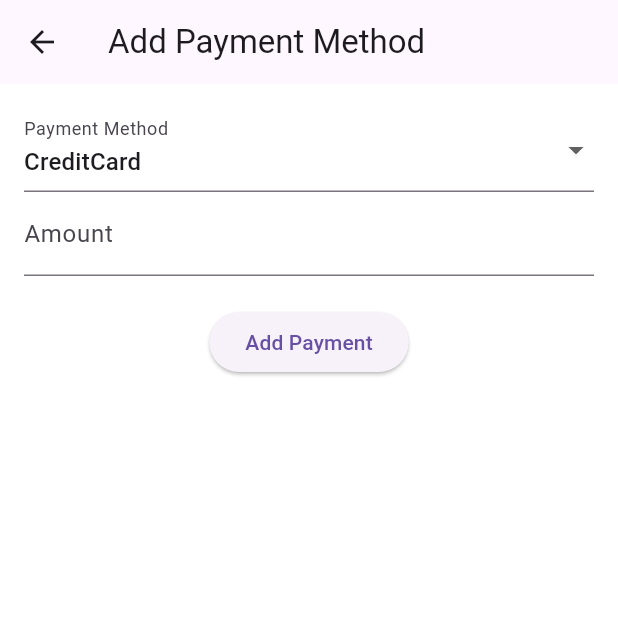
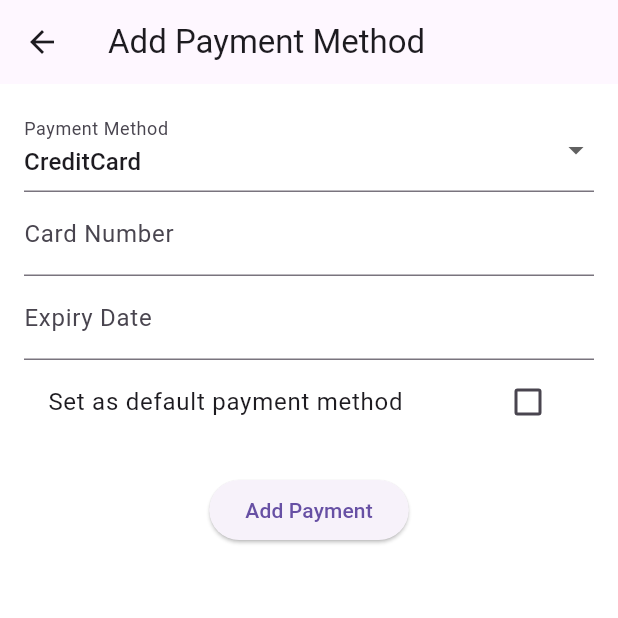
Before and after one commit to Greeksouvlaki/faketaxi, a Flutter app: the AddPaymentMethodPage screen opened directly with empty values, on a phone screen of 412 x 824 dp, the top half of it. Run offline on Flutter 3.47's test engine with Material 3 defaults, Android fonts, the phone set to English and light mode, and no system bars; our stand-ins replace flutter_map, latlong2, lottie.

Commit message:
Working on Payments Page

```diff
--- a/lib/pages/AddPaymentMethodPage.dart
+++ b/lib/pages/AddPaymentMethodPage.dart
@@ -1,7 +1,5 @@
 import 'package:flutter/material.dart';
 import 'package:driveby/services/api_service.dart';
-import 'package:driveby/models/users.dart';
-import 'package:driveby/pages/EditProfilePage.dart';
 
 class AddPaymentMethodPage extends StatefulWidget {
   final int userId;
@@ -14,8 +12,11 @@ class AddPaymentMethodPage extends StatefulWidget {
 
 class _AddPaymentMethodPageState extends State<AddPaymentMethodPage> {
   final _formKey = GlobalKey<FormState>();
-  String _selectedMethod = 'CreditCard';  // Default selection
-  String _amount = '';
+  int _selectedMethodId = 1; // Change to int for paymentMethodId
+  String? _cardNumber;
+  String? _expiryDate;
+  String? _walletProvider;
+  bool _isDefault = false;
 
   @override
   Widget build(BuildContext context) {
@@ -29,29 +30,52 @@ class _AddPaymentMethodPageState extends State<AddPaymentMethodPage> {
           key: _formKey,
           child: Column(
             children: [
-              DropdownButtonFormField<String>(
-                value: _selectedMethod,
-                items: ['CreditCard', 'DigitalWallet', 'Cash']
-                    .map((String method) {
-                  return DropdownMenuItem<String>(
-                    value: method,
-                    child: Text(method),
-                  );
-                }).toList(),
-                onChanged: (String? newValue) {
+              DropdownButtonFormField<int>(
+                value: _selectedMethodId,  // This should be an int
+                items: [
+                  DropdownMenuItem(value: 1, child: Text('CreditCard')),
+                  DropdownMenuItem(value: 2, child: Text('DigitalWallet')),
+                  DropdownMenuItem(value: 3, child: Text('Cash')),
+                ],
+                onChanged: (int? newValue) {
                   setState(() {
-                    _selectedMethod = newValue!;
+                    _selectedMethodId = newValue!;
                   });
                 },
                 decoration: InputDecoration(
                   labelText: 'Payment Method',
                 ),
               ),
-              TextFormField(
-                decoration: InputDecoration(labelText: 'Amount'),
-                keyboardType: TextInputType.number,
-                onSaved: (value) {
-                  _amount = value ?? '';
+              if (_selectedMethodId == 1) ...[
+                TextFormField(
+                  decoration: InputDecoration(labelText: 'Card Number'),
+                  keyboardType: TextInputType.number,
+                  onSaved: (value) {
+                    _cardNumber = value;
+                  },
+                ),
+                TextFormField(
+                  decoration: InputDecoration(labelText: 'Expiry Date'),
+                  keyboardType: TextInputType.datetime,
+                  onSaved: (value) {
+                    _expiryDate = value;
+                  },
+                ),
+              ] else if (_selectedMethodId == 2) ...[
+                TextFormField(
+                  decoration: InputDecoration(labelText: 'Wallet Provider'),
+                  onSaved: (value) {
+                    _walletProvider = value;
+                  },
+                ),
+              ],
+              CheckboxListTile(
+                title: Text("Set as default payment method"),
+                value: _isDefault,
+                onChanged: (bool? value) {
+                  setState(() {
+                    _isDefault = value!;
+                  });
                 },
               ),
               SizedBox(height: 20),
@@ -70,11 +94,23 @@ class _AddPaymentMethodPageState extends State<AddPaymentMethodPage> {
     if (_formKey.currentState!.validate()) {
       _formKey.currentState!.save();
 
-      // Here, you can make an API call to add the payment method for the user.
-      // Example:
-      // ApiService().addPaymentMethod(widget.userId, _selectedMethod, _amount);
+      // Ensure card number and wallet provider are passed correctly
+      String? cardNumber = _selectedMethodId == 1 ? _cardNumber : null;
+      String? walletProvider = _selectedMethodId == 2 ? _walletProvider : null;
 
-      Navigator.pop(context); // Go back to the profile page after saving
+      // Call API to add payment method
+      ApiService().addPaymentMethod(
+        widget.userId,
+        _selectedMethodId,
+        cardNumber,
+        _expiryDate,
+        walletProvider
+      ).then((_) {
+        Navigator.pop(context); // Go back to the profile page after saving
+      }).catchError((error) {
+        print("Error adding payment method: $error");
+        // Handle error appropriately in UI
+      });
     }
   }
 }
--- a/lib/pages/profile_page.dart
+++ b/lib/pages/profile_page.dart
@@ -13,7 +13,7 @@ class ProfilePage extends StatefulWidget {
 
 class _ProfilePageState extends State<ProfilePage> {
   late Future<User> _profile;
-  final int userId = 4; // Hardcoded userId
+  final int userId = 17; // Hardcoded userId
 
   @override
   void initState() {
```
Also changed, not shown: lib/services/api_service.dart (+9 -8 lines).
